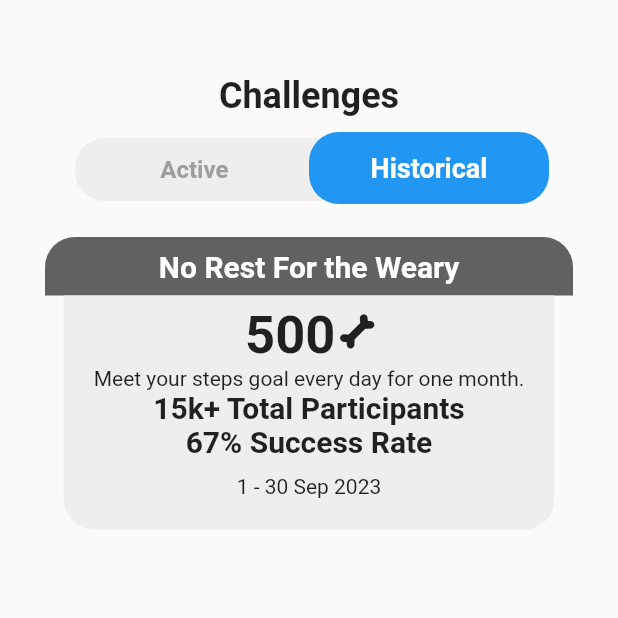
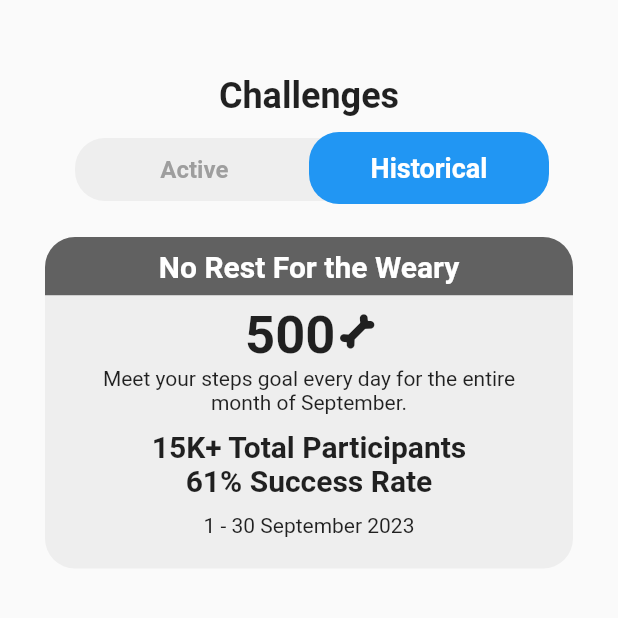
Before and after one commit to Spark-Pet/app, a Flutter app: the ChallengesScreen screen opened directly, after a tap on "Historical", on a phone screen of 412 x 824 dp, the top half of it. Run offline on Flutter 3.47's test engine with Material 2 defaults, Android fonts, the phone set to English and light mode, and no system bars.

Commit message:
Populate challenges pages with data from model

```diff
--- a/lib/components/challenges/challenge_cards.dart
+++ b/lib/components/challenges/challenge_cards.dart
@@ -85,7 +85,6 @@
                   desc,
                   textAlign: TextAlign.center,
                 ),
-                const SizedBox(height: 10),
                 TextButton(
                   onPressed: () {},
                   child: Container(
@@ -144,11 +143,19 @@
   final int reward;
   final String desc;
   final String activeDates;
-  final String totalParticipants;
+  final int totalParticipants;
   final int successRate;
 
   @override
   Widget build(BuildContext context) {
+    String _totalParticipantsShort;
+
+    if (totalParticipants >= 1000) {
+      _totalParticipantsShort = '${(totalParticipants / 1000).round()}K+';
+    } else {
+      _totalParticipantsShort = '$totalParticipants';
+    }
+
     return Column(
       children: [
         Container(
@@ -196,7 +203,7 @@
                         fontWeight: FontWeight.bold,
                       ),
                     ),
-                    Icon(
+                    const Icon(
                       BoneIcon.bone,
                       size: 25,
                     )
@@ -206,16 +213,17 @@
                   desc,
                   textAlign: TextAlign.center,
                 ),
+                SizedBox(height: 10),
                 Text(
-                  '$totalParticipants Total Participants',
-                  style: TextStyle(
+                  '$_totalParticipantsShort Total Participants',
+                  style: const TextStyle(
                     fontSize: 20,
                     fontWeight: FontWeight.bold,
                   ),
                 ),
                 Text(
                   '$successRate% Success Rate',
-                  style: TextStyle(
+                  style: const TextStyle(
                     fontSize: 20,
                     fontWeight: FontWeight.bold,
                   ),
--- a/lib/models/challenges_data.dart
+++ b/lib/models/challenges_data.dart
@@ -31,7 +31,7 @@
       name: '10K in a Day',
       description: 'Run, walk, or crawl 10,000 steps in a single day.',
       startDate: DateTime(2023, 10, 10),
-      endDate: DateTime(2023, 10, 7),
+      endDate: DateTime(2023, 10, 17),
       costEntry: 25,
       reward: 100,
       requirement: (stepsGoal, streak, steps) {
@@ -95,7 +95,7 @@
   }
 
   List<ChallengesData> getActiveChallenges() {
-    return _challenges.where((data) => data.startDate.isBefore(DateTime.now()) && data.endDate.isAfter(DateTime.now())).toList();
+    return _challenges.where((data) => data.endDate.isAfter(DateTime.now())).toList();
   }
 
   List<ChallengesData> getHistoricalChallenges() {
--- a/lib/screens/challenges.dart
+++ b/lib/screens/challenges.dart
@@ -14,45 +14,23 @@
 class _ChallengesState extends State<ChallengesScreen> {
   bool showActive = true; // active challenges vs historical challenges
 
-  final List<ChallengesData> activeChallenges = challengesDb.getActiveChallenges();
-  final List<ChallengesData> historicalChallenges = challengesDb.getHistoricalChallenges();
-
-  final List<Padding> _activeChallengesList = [
-    Padding(
-      padding: EdgeInsets.only(bottom: 10),
-      child: ChallengeCardActive(
-        title: '10K in a Day',
-        desc: 'Run, walk, or crawl 10,000 steps in a single day.',
-        reward: 100,
-        entryCost: 25,
-        activeDates: 'Oct 10 - Oct 17',
-      ),
-    ),
-    Padding(
-      padding: EdgeInsets.only(bottom: 10),
-      child: ChallengeCardActive(
-        title: 'Hat Trick',
-        desc: 'Exceed your steps goal by 50% for three days in a row.',
-        reward: 250,
-        entryCost: 50,
-        activeDates: 'Oct 1 - Oct 31',
-      ),
-    ),
+  final List<String> months = [
+    'January',
+    'February',
+    'March',
+    'April',
+    'May',
+    'June',
+    'July',
+    'August',
+    'September',
+    'October',
+    'November',
+    'December'
   ];
 
-  final List<Padding> _historicalChallengesLIst = [
-    Padding(
-      padding: EdgeInsets.only(bottom: 10),
-      child: ChallengeCardHistorical(
-        title: 'No Rest For the Weary',
-        reward: 500,
-        desc: 'Meet your steps goal every day for one month.',
-        activeDates: '1 - 30 Sep 2023',
-        totalParticipants: '15k+',
-        successRate: 67,
-      ),
-    ),
-  ];
+  final List<ChallengesData> _activeChallenges = challengesDb.getActiveChallenges();
+  final List<ChallengesData> _historicalChallenges = challengesDb.getHistoricalChallenges();
 
   void refreshState(bool newShowActive) {
     setState(() {
@@ -84,7 +62,28 @@
             Padding(
               padding: const EdgeInsets.only(left: 30, right: 30, top: 10, bottom: 10),
               child: Column(
-                children: showActive ? _activeChallengesList : _historicalChallengesLIst
+                children: showActive
+                    ? _activeChallenges.map((challenge) => Padding(
+                        padding: const EdgeInsets.only(bottom: 10),
+                        child: ChallengeCardActive(
+                          title: challenge.name,
+                          desc: challenge.description,
+                          reward: challenge.reward,
+                          entryCost: challenge.costEntry,
+                          activeDates: '${challenge.startDate.day} - ${challenge.endDate.day} ${months[challenge.startDate.month - 1]} ${challenge.startDate.year}',
+                        ),
+                      )).toList()
+                    : _historicalChallenges.map((challenge) => Padding(
+                        padding: const EdgeInsets.only(bottom: 10),
+                        child: ChallengeCardHistorical(
+                          title: challenge.name,
+                          reward: challenge.reward,
+                          desc: challenge.description, // DateFormat format = new DateFormat("MMMM dd, yyyy"); var formattedDate = format.parse(dateString);
+                          activeDates: '${challenge.startDate.day} - ${challenge.endDate.day} ${months[challenge.startDate.month - 1]} ${challenge.startDate.year}',
+                          totalParticipants: challenge.totalParticipants,
+                          successRate: (challenge.successfulParticipants / challenge.totalParticipants * 100).round(),
+                        ),
+                      )).toList(),
               ),
             ),
             const SizedBox(height: 50),
```
